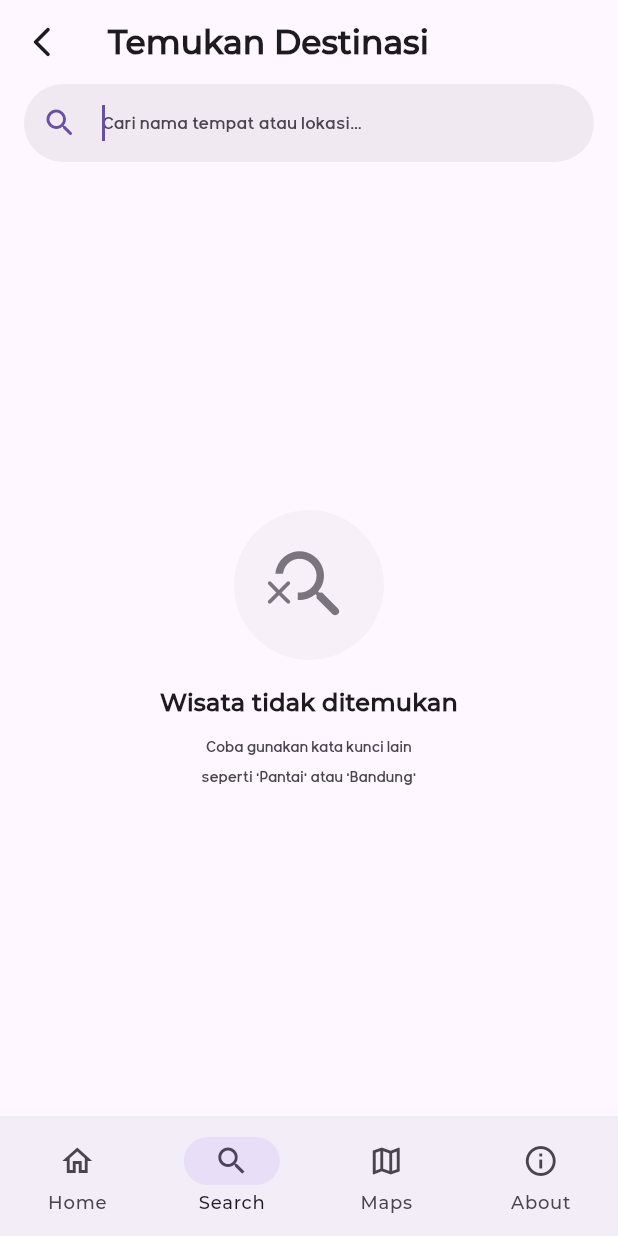
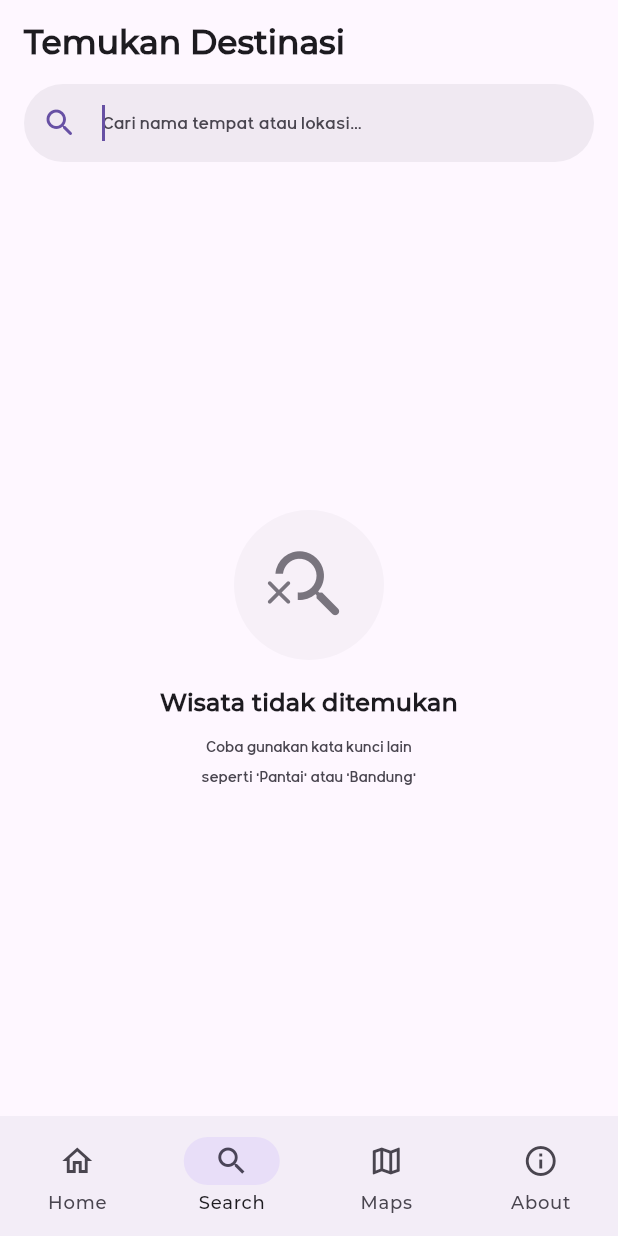
Before and after one commit to angguntriwulan/Travel_Wisata_Lokal_UAS_Team_Anggun_Yudis_Annisa, a Flutter app: the screen it shows after launch, item 2 of the bottom bar chosen, on a phone screen of 412 x 824 dp. Run offline on Flutter 3.47's test engine with Material 3 defaults, Android fonts, the phone set to English and light mode, and no system bars; our stand-ins replace google_maps_flutter, image_picker, permission_handler, shared_preferences, sqflite, sqflite_common_ffi; accounts and stored records are empty.

Commit message:
Update search_screen.dart

```diff
--- a/lib/screens/search/search_screen.dart
+++ b/lib/screens/search/search_screen.dart
@@ -79,13 +79,6 @@ class _SearchScreenState extends State<SearchScreen> {
           style: theme.textTheme.titleLarge?.copyWith(
             fontWeight: FontWeight.bold,
           ),
-        ),
-        leading: IconButton(
-          icon: Icon(
-            Icons.arrow_back_ios_new_rounded,
-            color: colorScheme.onSurface,
-          ),
-          onPressed: () => Navigator.pop(context),
         ),
       ),
       body: Column(
```
